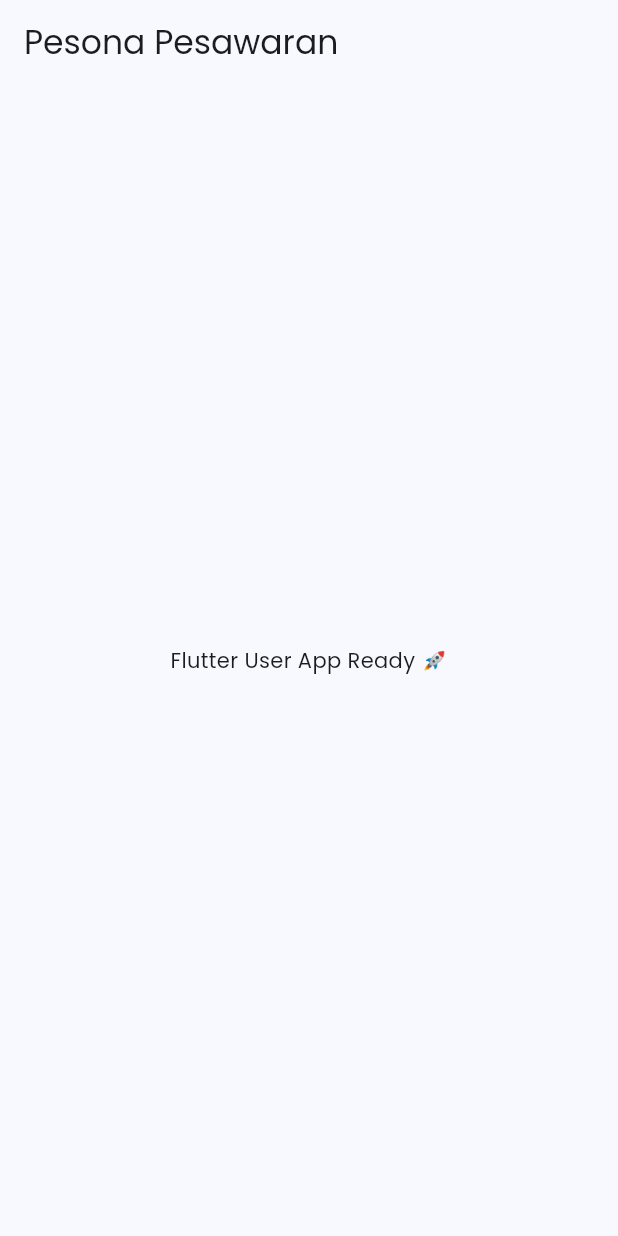
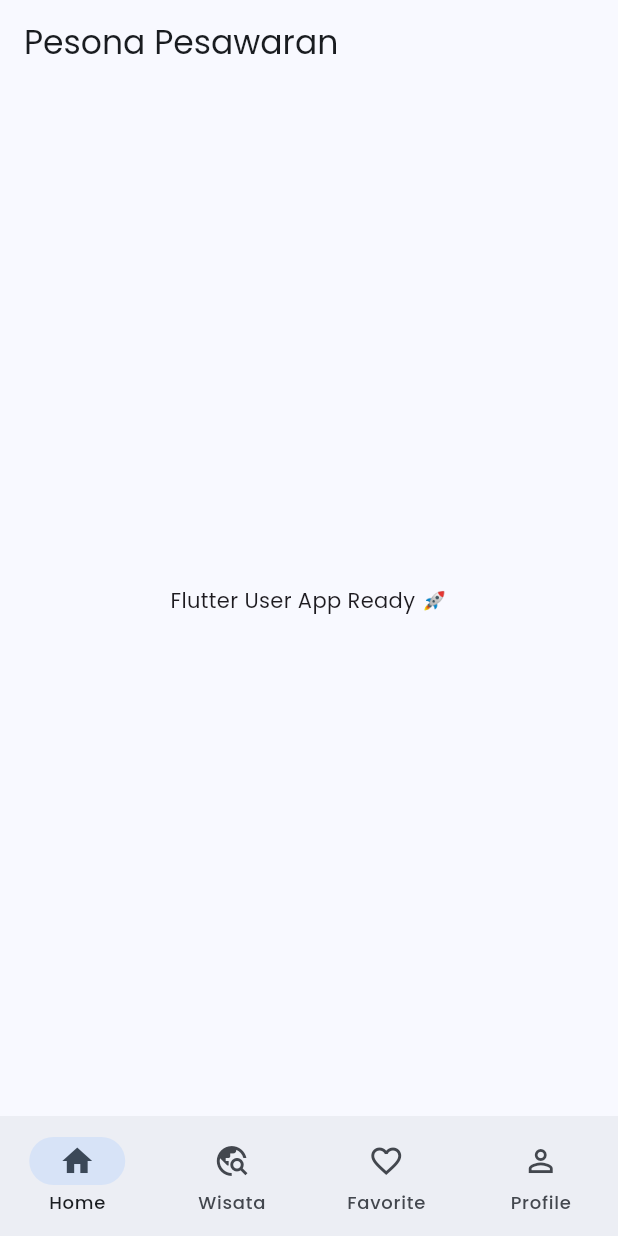
Before and after one commit to rolandtrbl/pesona-pesawaran, a Flutter app: the screen it shows after launch, on a phone screen of 412 x 824 dp. Run offline on Flutter 3.47's test engine with Material 3 defaults, Android fonts, the light colour scheme and no system bars; our stand-ins replace dio, get, google_fonts.

Commit message:
membuat ui wisata

```diff
--- /dev/null
+++ b/frontend/lib/features/navbar/pages/navbar_page.dart
@@ -0,0 +1,72 @@
+import 'package:flutter/material.dart';
+
+import '../../home/pages/home_page.dart';
+import '../../wisata/pages/wisata_page.dart';
+
+class NavbarPage extends StatefulWidget {
+  const NavbarPage({super.key});
+
+  @override
+  State<NavbarPage> createState() => _NavbarPageState();
+}
+
+class _NavbarPageState extends State<NavbarPage> {
+  int selectedIndex = 0;
+
+  final List<Widget> pages = [
+    const HomePage(),
+
+    const WisataPage(),
+
+    const Center(
+      child: Text('Favorite Page'),
+    ),
+
+    const Center(
+      child: Text('Profile Page'),
+    ),
+  ];
+
+  @override
+  Widget build(BuildContext context) {
+    return Scaffold(
+      body: pages[selectedIndex],
+
+      bottomNavigationBar: NavigationBar(
+        selectedIndex: selectedIndex,
+
+        onDestinationSelected: (index) {
+          setState(() {
+            selectedIndex = index;
+          });
+        },
+
+        destinations: const [
+          NavigationDestination(
+            icon: Icon(Icons.home_outlined),
+            selectedIcon: Icon(Icons.home),
+            label: 'Home',
+          ),
+
+          NavigationDestination(
+            icon: Icon(Icons.travel_explore_outlined),
+            selectedIcon: Icon(Icons.travel_explore),
+            label: 'Wisata',
+          ),
+
+          NavigationDestination(
+            icon: Icon(Icons.favorite_border),
+            selectedIcon: Icon(Icons.favorite),
+            label: 'Favorite',
+          ),
+
+          NavigationDestination(
+            icon: Icon(Icons.person_outline),
+            selectedIcon: Icon(Icons.person),
+            label: 'Profile',
+          ),
+        ],
+      ),
+    );
+  }
+}
--- a/frontend/lib/routes/app_pages.dart
+++ b/frontend/lib/routes/app_pages.dart
@@ -1,5 +1,6 @@
 abstract class AppPages {
   static const splash = '/';
+  static const navbar = '/navbar';
   static const home = '/home';
   static const login = '/login';
 }
--- a/frontend/lib/routes/app_routes.dart
+++ b/frontend/lib/routes/app_routes.dart
@@ -1,6 +1,7 @@
 import 'package:get/get.dart';
 
 import '../features/home/pages/home_page.dart';
+import '../features/navbar/pages/navbar_page.dart';
 import '../features/splash/pages/splash_page.dart';
 import 'app_pages.dart';
 
@@ -10,6 +11,12 @@ class AppRoutes {
       name: AppPages.splash,
       page: () => const SplashPage(),
     ),
+
+    GetPage(
+      name: AppPages.navbar,
+      page: () => const NavbarPage(),
+    ),
+
     GetPage(
       name: AppPages.home,
       page: () => const HomePage(),
```
Also changed, not shown: frontend/lib/features/splash/pages/splash_page.dart (+7 -3 lines), frontend/lib/features/wisata/pages/wisata_page.dart (added, +288 -0 lines), 1 other file.
